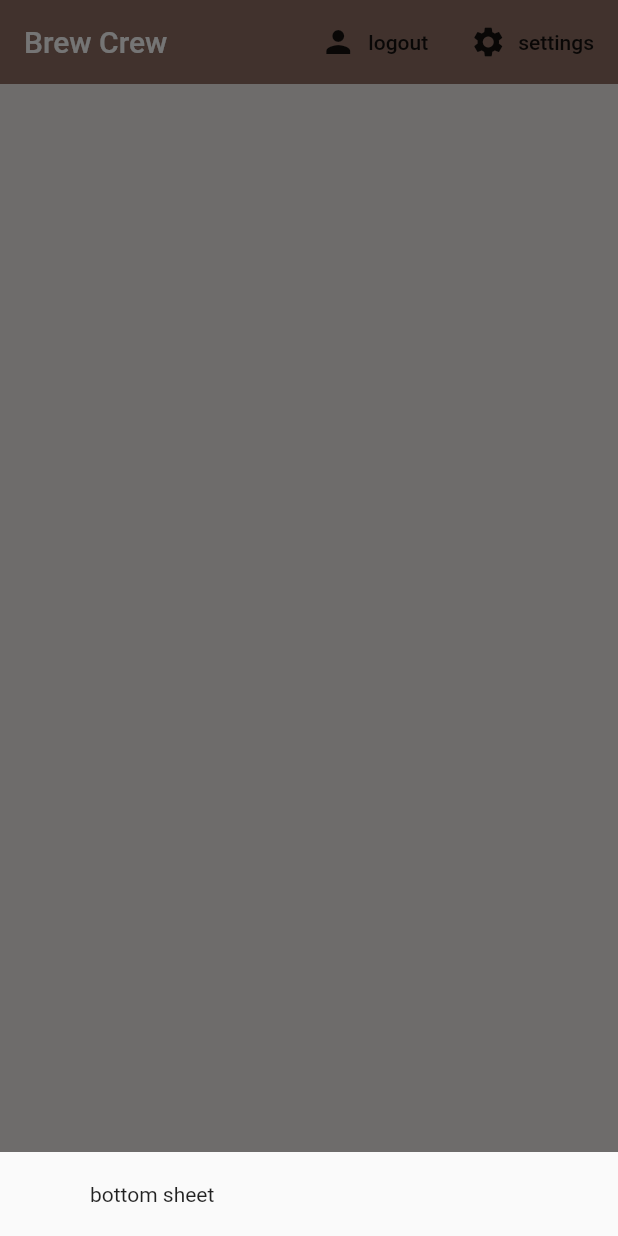
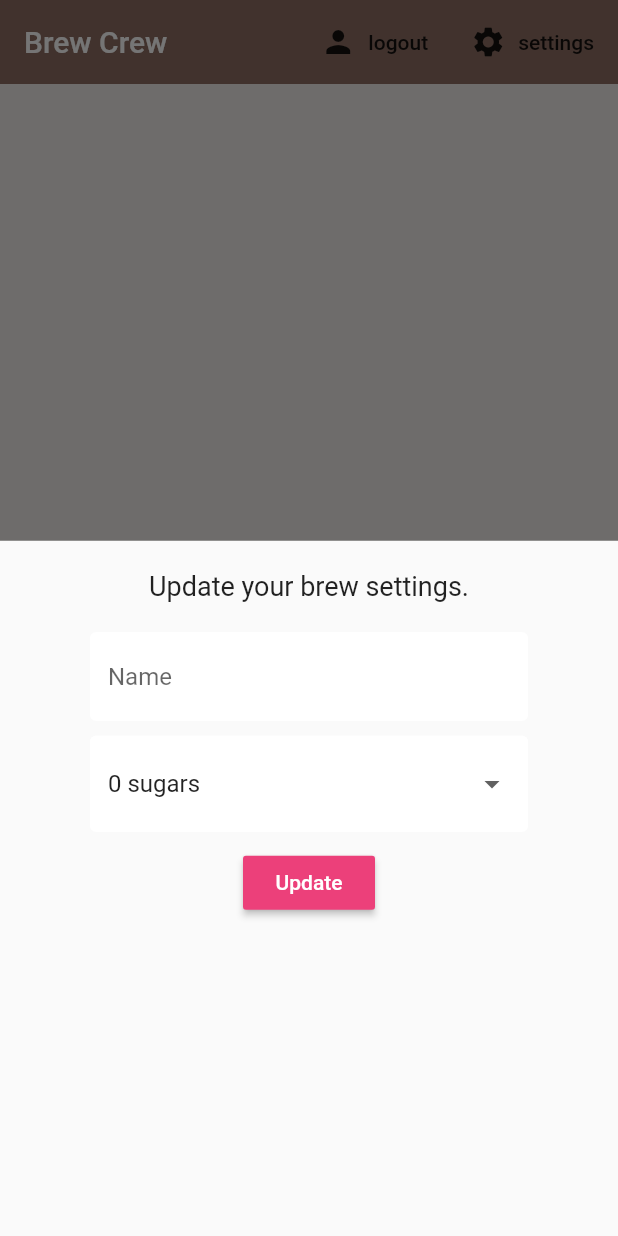
Before and after one commit to Dre90/flutter_firebase_tutorial_brew_crew, a Flutter app: the screen it shows once a user with an empty profile is signed in, after a tap on "settings", on a phone screen of 412 x 824 dp. Run offline on Flutter 3.47's test engine with Material 2 defaults, Android fonts, the phone set to English and light mode, and no system bars; our stand-ins replace cloud_firestore, firebase_auth, flutter_spinkit; accounts and stored records are empty.

Commit message:
Part 21, Drop-downs

```diff
--- a/lib/screens/home/home.dart
+++ b/lib/screens/home/home.dart
@@ -1,5 +1,6 @@
 import 'package:brew_crew/models/brew.dart';
 import 'package:brew_crew/screens/home/brew_list.dart';
+import 'package:brew_crew/screens/home/settings_form.dart';
 import 'package:brew_crew/services/auth.dart';
 import 'package:flutter/material.dart';
 import 'package:brew_crew/services/database.dart';
@@ -15,9 +16,8 @@ class Home extends StatelessWidget {
           context: context,
           builder: (context) {
             return Container(
-              padding: EdgeInsets.symmetric(vertical: 20.0, horizontal: 60.0),
-              child: Text("bottom sheet"),
-            );
+                padding: EdgeInsets.symmetric(vertical: 20.0, horizontal: 60.0),
+                child: SettingsForm());
           });
     }
 
--- /dev/null
+++ b/lib/screens/home/settings_form.dart
@@ -0,0 +1,62 @@
+import 'package:flutter/material.dart';
+import 'package:brew_crew/shared/constants.dart';
+
+class SettingsForm extends StatefulWidget {
+  @override
+  _SettingsFormState createState() => _SettingsFormState();
+}
+
+class _SettingsFormState extends State<SettingsForm> {
+  final _formKey = GlobalKey<FormState>();
+  final List<String> sugars = ['0', '1', '2', '3', '4'];
+
+  // form values
+  String _currentName;
+  String _currentSugars;
+  int _currentStrength;
+
+  @override
+  Widget build(BuildContext context) {
+    return Form(
+      key: _formKey,
+      child: Column(
+        children: <Widget>[
+          Text(
+            'Update your brew settings.',
+            style: TextStyle(fontSize: 18.0),
+          ),
+          SizedBox(height: 20.0),
+          TextFormField(
+            decoration: textInputDecoration.copyWith(hintText: "Name"),
+            validator: (val) => val.isEmpty ? 'Please enter a name' : null,
+            onChanged: (val) => setState(() => _currentName = val),
+          ),
+          SizedBox(height: 10.0),
+          DropdownButtonFormField(
+            value: _currentSugars ?? '0',
+            decoration: textInputDecoration,
+            items: sugars.map((sugar) {
+              return DropdownMenuItem(
+                value: sugar,
+                child: Text('$sugar sugars'),
+              );
+            }).toList(),
+            onChanged: (val) => setState(() => _currentSugars = val),
+          ),
+          SizedBox(height: 10.0),
+          RaisedButton(
+              color: Colors.pink[400],
+              child: Text(
+                'Update',
+                style: TextStyle(color: Colors.white),
+              ),
+              onPressed: () async {
+                print(_currentName);
+                print(_currentSugars);
+                print(_currentStrength);
+              }),
+        ],
+      ),
+    );
+  }
+}
```
